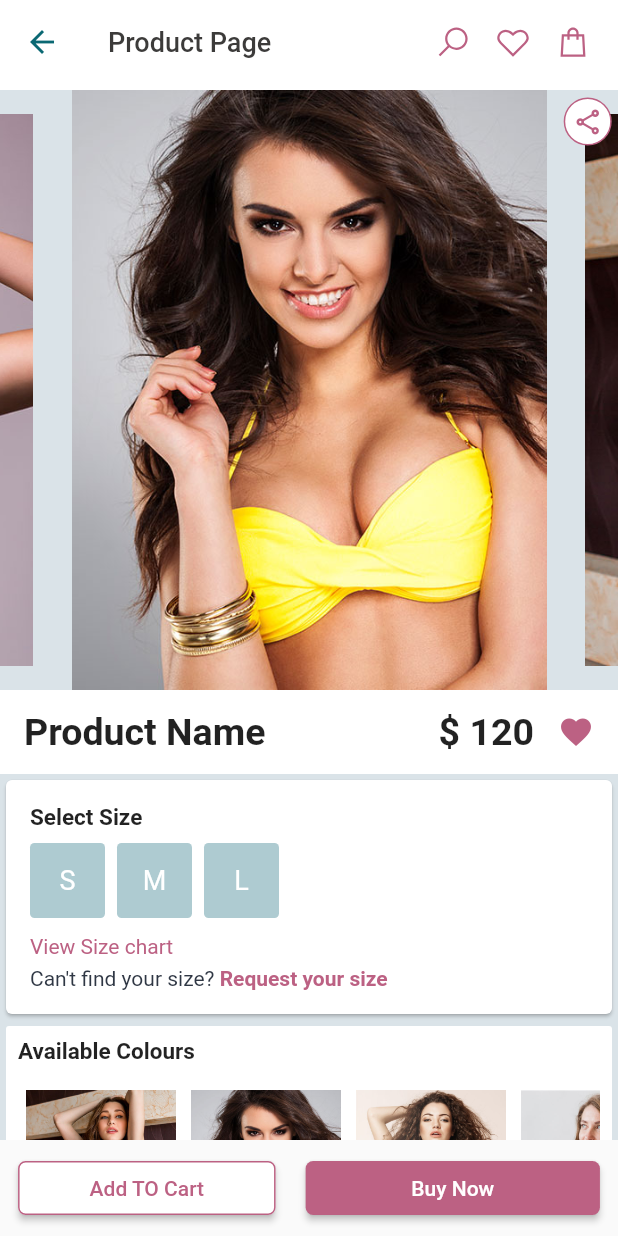
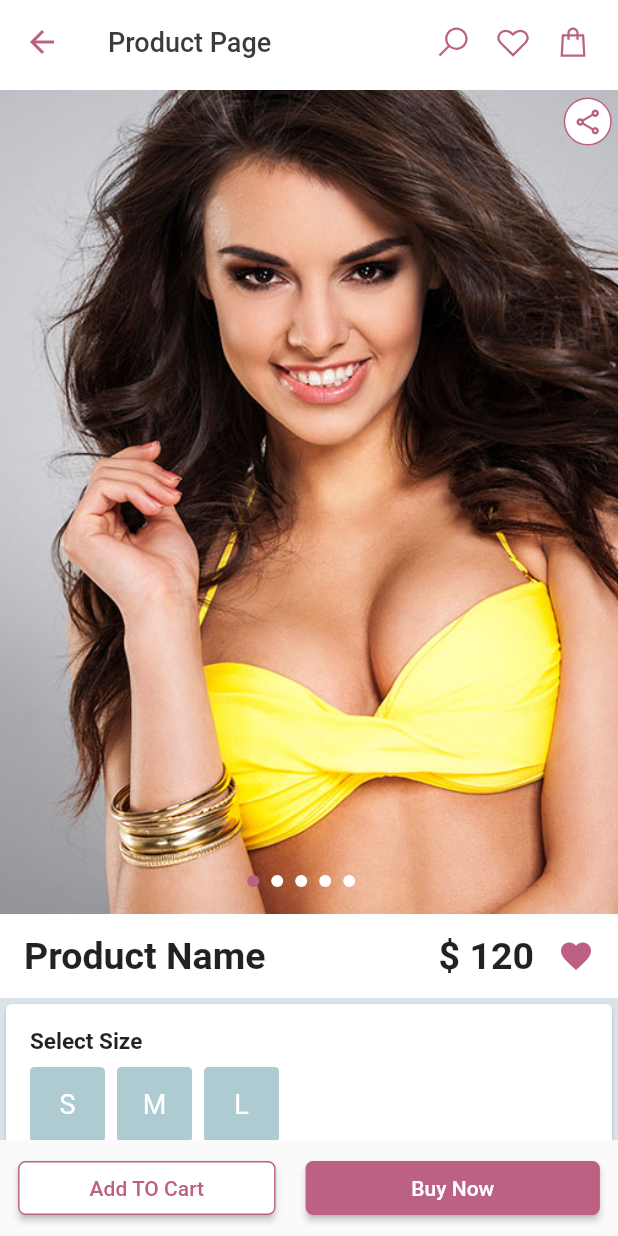
Before and after one commit to Sudipta3rare/bare_design, a Flutter app: the SingleProductPage screen opened directly with sample values from the repository, on a phone screen of 412 x 824 dp. Run offline on Flutter 3.47's test engine with Material 2 defaults, Android fonts, the phone set to English and light mode, and no system bars; drawn by our look-alikes of smooth_page_indicator; our stand-ins replace carousel_slider, device_info_plus, dio, flutter_rating_bar, get, get_storage and 2 more; missing offline and left inert: bottom_bar_matu; accounts and stored records are empty.

Commit message:
carousal fixed'

```diff
--- a/lib/models/product_list_model.dart
+++ b/lib/models/product_list_model.dart
@@ -7,5 +7,7 @@ class ProductListModel {
   late int quantity;
 
 
-  ProductListModel({this.productName ="",this.productImage = "", this.productPrice ="",this.productId="", this.productAbout = '', this.quantity=0});
+  ProductListModel({this.productName ="",this.productImage = "", this.productPrice ="",this.productId="",
+    this.productAbout = ' ipsum dolor sit amet, consectetur adipiscing elit. Integer vel euismod orci. Sed fermentum velit non sem pellentesque, ac eleifend neque pretium. Sed orci turpis, rutrum at mi eget, interdum aliquam sem. Maecenas sit amet nisi ut lacus ullamcorper elementum et in risus. Aenean iaculis, felis id aliquet vulputate, nisi nulla ullamcorper mauris, sit amet ultrices velit libero sollicitudin justo. Morbi faucibus auctor dapibus. Nam id turpis lectus. Quisque eu sodales lorem. Donec dapibus, velit efficitur sodales pellentesque, felis ligula iaculis diam, ut sagittis nibh diam a justo. Maecenas congue orci erat, in tincidunt nisl sollicitudin eu. Curabitur ante erat, cursus id pharetra a, elementum eget tellus. Morbi et rhoncus nisi. Donec quam mauris, sagittis vel augue vitae, malesuada efficitur purus. Cras eu quam mauris.',
+    this.quantity=0});
 }
--- a/lib/views/components/carousel_slider.dart
+++ b/lib/views/components/carousel_slider.dart
@@ -1,31 +1,34 @@
 import 'package:flutter/material.dart';
+import 'package:get/get.dart';
 
 import 'package:smooth_page_indicator/smooth_page_indicator.dart';
 
 import '../../utils/appColors.dart';
 
-class CarouselSlider extends StatefulWidget {
-  const CarouselSlider({
+class CustomCarouselSlider extends StatefulWidget {
+  const CustomCarouselSlider({
     Key? key,
-    required this.items,
+    required this.items, this.height,
   }) : super(key: key);
 
   final List<String> items;
+  final  height;
 
   @override
-  State<CarouselSlider> createState() => _CarouselSliderState();
+  State<CustomCarouselSlider> createState() => _CustomCarouselSliderState();
 }
 
-class _CarouselSliderState extends State<CarouselSlider> {
+class _CustomCarouselSliderState extends State<CustomCarouselSlider> {
   int newIndex = 0;
 
   @override
   Widget build(BuildContext context) {
-    var height = MediaQuery.of(context).size.height;
-    return Column(
+    // var height = MediaQuery.of(context).size.height;
+    var width = Get.width;
+    return Stack(
       children: [
         SizedBox(
-          height: height * 0.32,
+          height: widget.height/1.5 ,
           child: PageView.builder(
             itemCount: widget.items.length,
             onPageChanged: (int currentIndex) {
@@ -34,22 +37,27 @@ class _CarouselSliderState extends State<CarouselSlider> {
             },
             itemBuilder: (_, index) {
               return FittedBox(
-                fit: BoxFit.none,
+                fit: BoxFit.cover,
                 child: Image.asset(widget.items[index], scale: 3),
               );
             },
           ),
         ),
-        SmoothIndicator(
-          effect: const WormEffect(
-            dotColor: Colors.white,
-            activeDotColor: AppColors.buttonColor,
-            dotHeight: 16,
-            dotWidth: 16,
+        Positioned(
+          bottom: Checkbox.width,
+          left: width/2.5,
+          child: SmoothIndicator(
+            effect:  WormEffect(
+
+              dotColor: Colors.white,
+              activeDotColor: AppColors.buttonColor,
+              dotHeight: 8,
+              dotWidth: 8,
+            ),
+            offset: newIndex.toDouble(),
+            count: widget.items.length, size:  Size(-(widget.items.length.toDouble()), 0),
+
           ),
-          offset: newIndex.toDouble(),
-          count: widget.items.length, size: Size(16, 16),
-
         )
       ],
     );
--- a/lib/views/ui/home_module/pages/home_page.dart
+++ b/lib/views/ui/home_module/pages/home_page.dart
@@ -1,5 +1,6 @@
 import 'package:bare_design/utils/appColors.dart';
 import 'package:bare_design/utils/dimens.dart';
+import 'package:bare_design/views/components/carousel_slider.dart';
 import 'package:carousel_slider/carousel_slider.dart';
 import 'package:flutter/material.dart';
 import 'package:get/get.dart';
@@ -46,13 +47,9 @@ class HomePage extends StatelessWidget {
 
   Widget _buildPageLayout(context) {
     return Column(children: [
-      SingleChildScrollView(
-        scrollDirection: Axis.horizontal,
-        child: Row(
-          children:
-          List.generate(4, (index) => Image.asset(productColors[index], width: Get.width,height: Get.height/2,)),
-        ),
-      ),
+      CustomCarouselSlider(items: productColors, height: Get.height/2,),
+
+
       Padding(
         padding: const EdgeInsets.symmetric(vertical: 8.0),
 
--- a/lib/views/ui/product_module/single_product_page.dart
+++ b/lib/views/ui/product_module/single_product_page.dart
@@ -14,6 +14,7 @@ import 'package:get/get.dart';
 
 
 import '../../../utils/appColors.dart';
+import '../../components/carousel_slider.dart';
 
 class SingleProductPage extends StatelessWidget {
    SingleProductPage({super.key, required this.product});
@@ -28,7 +29,7 @@ class SingleProductPage extends StatelessWidget {
         title: "Product Page",
         leading: IconButton(
           icon: Icon(Icons.arrow_back),
-          color: AppColors.secondaryColor,
+          color: AppColors.buttonColor,
           onPressed: (){
             Get.back();
           },
@@ -57,8 +58,8 @@ class SingleProductPage extends StatelessWidget {
               title: Row(
               mainAxisAlignment:  MainAxisAlignment.spaceBetween,
               children: [
-                Text("Product Name", style: Styles().h2TextStyle(),),
-                Text(" \$ 120", style: Styles().h2TextStyle(),),
+                Text(product.productName, style: Styles().h2TextStyle(),),
+                Text(" \$ ${product.productPrice}", style: Styles().h2TextStyle(),),
               ],
             ),
             trailing: Icon(Icons.favorite,
@@ -224,7 +225,7 @@ class SingleProductPage extends StatelessWidget {
                   children: <Widget>[
                     Card(
                       margin: const EdgeInsets.all(16.0),
-                      child: Text(' ipsum dolor sit amet, consectetur adipiscing elit. Integer vel euismod orci. Sed fermentum velit non sem pellentesque, ac eleifend neque pretium. Sed orci turpis, rutrum at mi eget, interdum aliquam sem. Maecenas sit amet nisi ut lacus ullamcorper elementum et in risus. Aenean iaculis, felis id aliquet vulputate, nisi nulla ullamcorper mauris, sit amet ultrices velit libero sollicitudin justo. Morbi faucibus auctor dapibus. Nam id turpis lectus. Quisque eu sodales lorem. Donec dapibus, velit efficitur sodales pellentesque, felis ligula iaculis diam, ut sagittis nibh diam a justo. Maecenas congue orci erat, in tincidunt nisl sollicitudin eu. Curabitur ante erat, cursus id pharetra a, elementum eget tellus. Morbi et rhoncus nisi. Donec quam mauris, sagittis vel augue vitae, malesuada efficitur purus. Cras eu quam mauris.'
+                      child: Text(product.productAbout
                       ,
                         overflow: TextOverflow.clip ,
                       ),
@@ -373,28 +374,14 @@ Widget _showCard(context){
  Widget _carousalWidget(context){
     return Stack(
         children: [
-          CarouselSlider(items: [
-          Image.asset("assets/pr2.jpg",),
-          Image.asset("assets/pr1.jpg",),
-          Image.asset("assets/pr3.jpg",),
-          Image.asset("assets/pr4.jpg",),
-          Image.asset("assets/pr5.jpg",),
-        ], options: CarouselOptions(
-          height: 400,
-          aspectRatio: 16/9,
-          viewportFraction: 0.8,
-          initialPage: 0,
-          enableInfiniteScroll: true,
-          reverse: false,
-          autoPlay: true,
-          autoPlayInterval: Duration(seconds: 3),
-          autoPlayAnimationDuration: Duration(milliseconds: 900),
-          autoPlayCurve: Curves.fastOutSlowIn,
-          enlargeCenterPage: true,
-          enlargeFactor: 0.23,
-          // onPageChanged: callbackFunction,
-          scrollDirection: Axis.horizontal,
-        )),
+          CustomCarouselSlider(items: [
+            "assets/pr2.jpg",
+            "assets/pr3.jpg",
+            "assets/pr4.jpg",
+            "assets/pr8.jpg",
+            "assets/pr7.jpg",
+          ],
+          height: Get.height,),
           Positioned(
               left: Get.width*0.9,
               child: Container(
```
